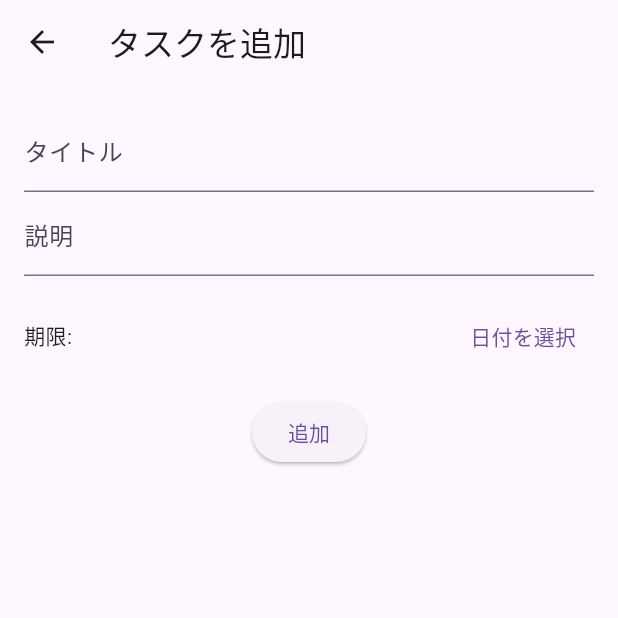
After one commit to JC21-230651/myapp-branch10, a Flutter app: the TaskScreen screen opened directly, after a tap on the "add" icon, on a phone screen of 412 x 824 dp, the top half of it. The commit adds this screen. Run offline on Flutter 3.47's test engine with Material 3 defaults, Android fonts, the light colour scheme and no system bars; our stand-ins replace firebase_core, fl_chart, flutter_local_notifications, geocoding, go_router, google_maps_flutter and 6 more; missing offline and left inert: device_calendar, flutter_polyline_points, health, workmanager; accounts and stored records are empty; statements that could not run were skipped.

Commit message:
タスク追加ボタンを追加

```diff
--- a/lib/main.dart
+++ b/lib/main.dart
@@ -18,7 +18,8 @@ import 'package:myapp/theme.dart';
 import 'package:intl/date_symbol_data_local.dart';
 import 'package:myapp/medication_state.dart';
 import 'package:myapp/character_state.dart';
-import 'package:myapp/services/notification_service.dart'; // Import the service
+import 'package:myapp/services/notification_service.dart';
+import 'package:myapp/task_state.dart'; // Import TaskState
 
 // IMPORTANT: Replace with your actual API key and project ID.
 final String _apiKey = 'YOUR_API_KEY';
@@ -190,6 +191,7 @@ void main() async {
   await healthState.checkPermissionsAndFetchData();
 
   final chatState = ChatState(healthState);
+  final taskState = TaskState(); // Create TaskState
 
   runApp(MyApp(
     themeState: themeState,
@@ -197,6 +199,7 @@ void main() async {
     chatState: chatState,
     medicationState: medicationState,
     characterState: characterState,
+    taskState: taskState, // Pass TaskState
   ));
 }
 
@@ -206,6 +209,7 @@ class MyApp extends StatelessWidget {
   final ChatState chatState;
   final MedicationState medicationState;
   final CharacterState characterState;
+  final TaskState taskState; // Add TaskState
 
   const MyApp({
     super.key,
@@ -214,6 +218,7 @@ class MyApp extends StatelessWidget {
     required this.chatState,
     required this.medicationState,
     required this.characterState,
+    required this.taskState, // Add TaskState
   });
 
   @override
@@ -226,6 +231,7 @@ class MyApp extends StatelessWidget {
         ChangeNotifierProvider.value(value: chatState),
         ChangeNotifierProvider.value(value: medicationState),
         ChangeNotifierProvider.value(value: characterState),
+        ChangeNotifierProvider.value(value: taskState), // Provide TaskState
       ],
       child: Consumer<ThemeState>(
         builder: (context, theme, child) {
--- /dev/null
+++ b/lib/models/task.dart
@@ -0,0 +1,15 @@
+class Task {
+  final String id;
+  final String title;
+  final String description;
+  final DateTime dueDate;
+  bool isCompleted;
+
+  Task({
+    required this.id,
+    required this.title,
+    this.description = '',
+    required this.dueDate,
+    this.isCompleted = false,
+  });
+}
--- /dev/null
+++ b/lib/task_add_screen.dart
@@ -0,0 +1,102 @@
+import 'package:flutter/material.dart';
+import 'package:provider/provider.dart';
+import 'package:uuid/uuid.dart';
+import 'package:myapp/models/task.dart';
+import 'package:myapp/task_state.dart';
+
+class TaskAddScreen extends StatefulWidget {
+  const TaskAddScreen({super.key});
+
+  @override
+  State<TaskAddScreen> createState() => _TaskAddScreenState();
+}
+
+class _TaskAddScreenState extends State<TaskAddScreen> {
+  final _formKey = GlobalKey<FormState>();
+  final _titleController = TextEditingController();
+  final _descriptionController = TextEditingController();
+  DateTime _selectedDate = DateTime.now();
+
+  Future<void> _selectDate(BuildContext context) async {
+    final DateTime? picked = await showDatePicker(
+      context: context,
+      initialDate: _selectedDate,
+      firstDate: DateTime(2000),
+      lastDate: DateTime(2101),
+    );
+    if (picked != null && picked != _selectedDate) {
+      setState(() {
+        _selectedDate = picked;
+      });
+    }
+  }
+
+  void _submitForm() {
+    if (_formKey.currentState!.validate()) {
+      final newTask = Task(
+        id: const Uuid().v4(),
+        title: _titleController.text,
+        description: _descriptionController.text,
+        dueDate: _selectedDate,
+      );
+      Provider.of<TaskState>(context, listen: false).addTask(newTask);
+      Navigator.pop(context);
+    }
+  }
+
+  @override
+  Widget build(BuildContext context) {
+    return Scaffold(
+      appBar: AppBar(
+        title: const Text('タスクを追加'),
+      ),
+      body: Padding(
+        padding: const EdgeInsets.all(16.0),
+        child: Form(
+          key: _formKey,
+          child: Column(
+            children: [
+              TextFormField(
+                controller: _titleController,
+                decoration: const InputDecoration(
+                  labelText: 'タイトル',
+                ),
+                validator: (value) {
+                  if (value == null || value.isEmpty) {
+                    return 'タイトルを入力してください';
+                  }
+                  return null;
+                },
+              ),
+              TextFormField(
+                controller: _descriptionController,
+                decoration: const InputDecoration(
+                  labelText: '説明',
+                ),
+              ),
+              const SizedBox(height: 16),
+              Row(
+                children: [
+                  Expanded(
+                    child: Text(
+                      '期限: ${_selectedDate.toLocal()}'.split(' ')[0],
+                    ),
+                  ),
+                  TextButton(
+                    onPressed: () => _selectDate(context),
+                    child: const Text('日付を選択'),
+                  ),
+                ],
+              ),
+              const SizedBox(height: 16),
+              ElevatedButton(
+                onPressed: _submitForm,
+                child: const Text('追加'),
+              ),
+            ],
+          ),
+        ),
+      ),
+    );
+  }
+}
--- a/lib/task_screen.dart
+++ b/lib/task_screen.dart
@@ -1,16 +1,51 @@
 import 'package:flutter/material.dart';
+import 'package:provider/provider.dart';
+import 'package:myapp/task_state.dart';
+import 'package:myapp/task_add_screen.dart';
 
 class TaskScreen extends StatelessWidget {
   const TaskScreen({super.key});
 
   @override
   Widget build(BuildContext context) {
+    final taskState = Provider.of<TaskState>(context);
+
     return Scaffold(
       appBar: AppBar(
-        title: const Text('タスク'),
+        title: const Text('タスク一覧'),
       ),
-      body: const Center(
-        child: Text('タスク画面'),
+      body: ListView.builder(
+        itemCount: taskState.tasks.length,
+        itemBuilder: (context, index) {
+          final task = taskState.tasks[index];
+          return ListTile(
+            title: Text(
+              task.title,
+              style: TextStyle(
+                decoration: task.isCompleted
+                    ? TextDecoration.lineThrough
+                    : null,
+              ),
+            ),
+            subtitle: Text(task.description),
+            trailing: Checkbox(
+              value: task.isCompleted,
+              onChanged: (value) {
+                taskState.toggleTaskCompletion(task.id);
+              },
+            ),
+          );
+        },
+      ),
+      floatingActionButton: FloatingActionButton(
+        onPressed: () {
+          Navigator.push(
+            context,
+            MaterialPageRoute(builder: (context) => const TaskAddScreen()),
+          );
+        },
+        tooltip: 'タスクを追加',
+        child: const Icon(Icons.add),
       ),
     );
   }
--- a/pubspec.yaml
+++ b/pubspec.yaml
@@ -40,6 +40,8 @@ dependencies:
   path_provider: ^2.1.5
   workmanager: ^0.9.0+3
   home_widget: ^0.8.1
+  uuid: ^4.5.2
+  collection: ^1.19.1
 
 dev_dependencies:
   flutter_test:
```
Also changed, not shown: lib/calendar_screen.dart (+106 -32 lines), lib/task_state.dart (added, +36 -0 lines), pubspec.lock, 1 other file.
